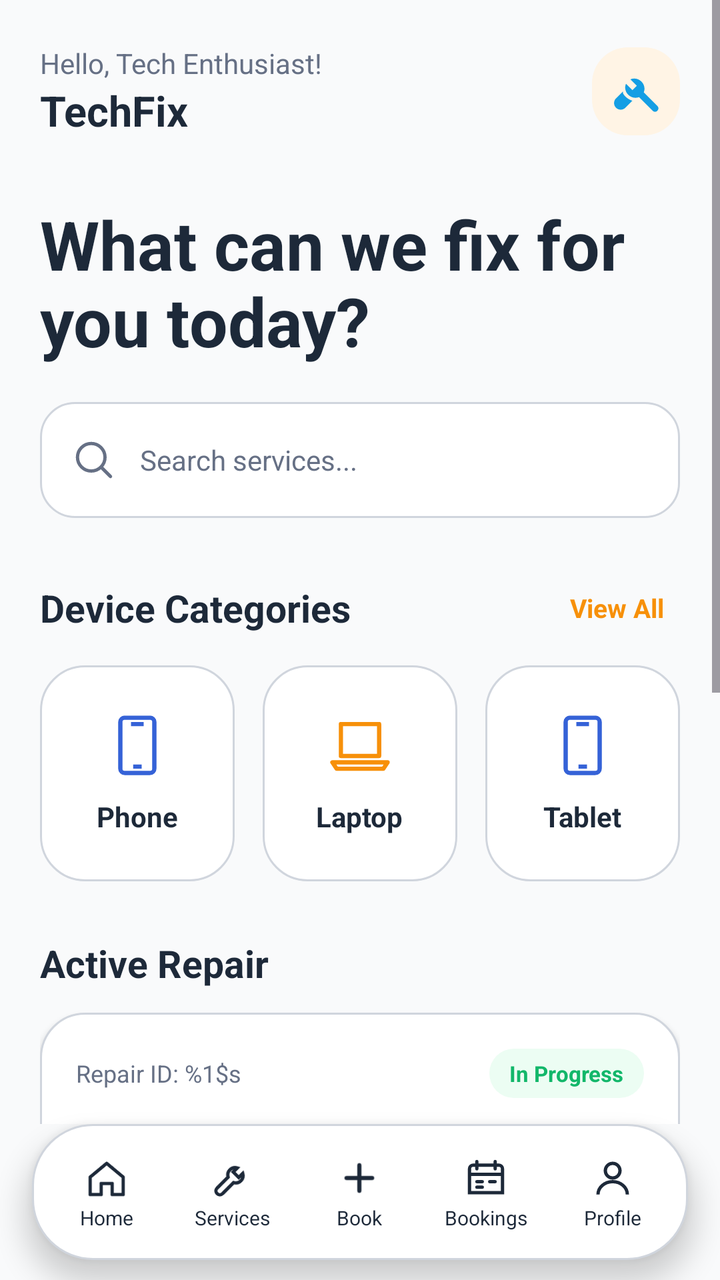
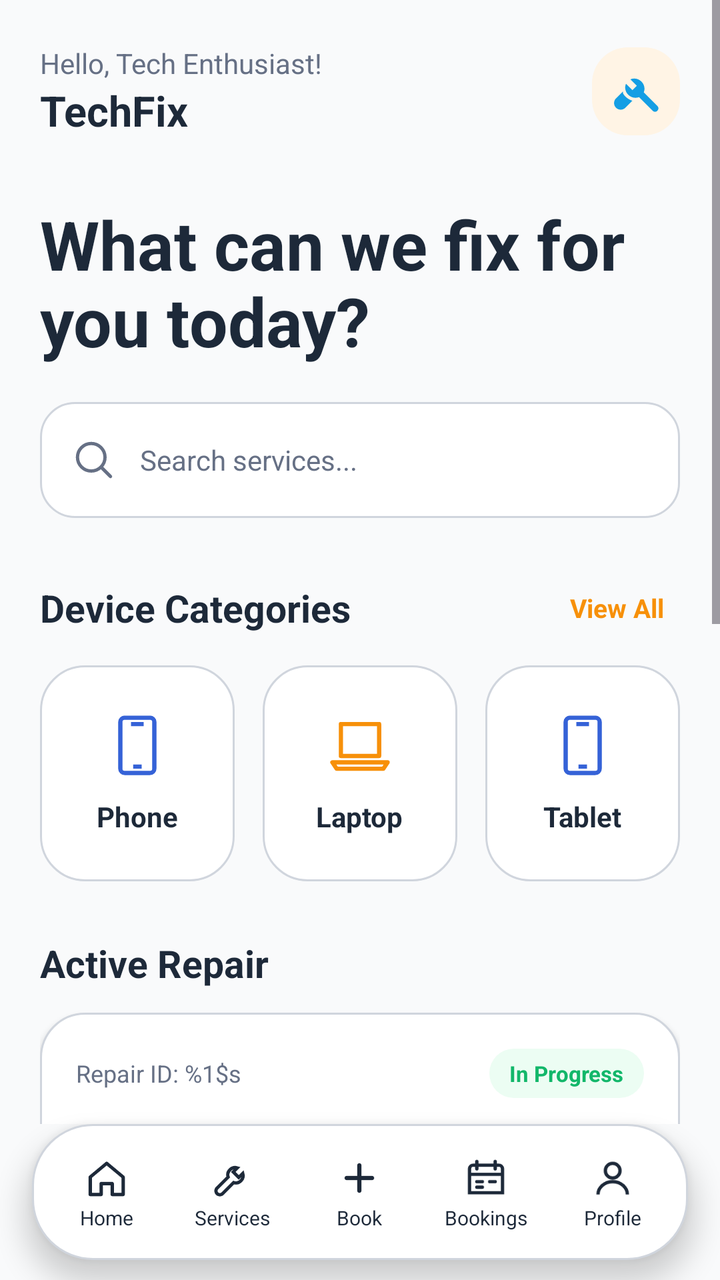

Compare the two renders of this Android layout. The source of the first and the diff that turns it into the second are given below.
<!-- AndroidManifest.xml: application theme Theme.TechFixV2 -->
<!-- res/layout/activity_customer_home.xml -->
<?xml version="1.0" encoding="utf-8" ?>
<LinearLayout
    xmlns:android="http://schemas.android.com/apk/res/android"
    xmlns:tools="http://schemas.android.com/tools"
    android:id="@+id/main"
    android:layout_width="match_parent"
    android:layout_height="match_parent"
    android:background="@color/customer_bg"
    android:orientation="vertical"
    tools:context=".CustomerHome"
    >
    <ScrollView
        android:layout_width="match_parent"
        android:layout_height="0dp"
        android:layout_weight="1"
        android:clipToPadding="false"
        android:fillViewport="true"
        android:overScrollMode="never"
        >
        <LinearLayout
            android:layout_width="match_parent"
            android:layout_height="wrap_content"
            android:orientation="vertical"
            android:paddingStart="20dp"
            android:paddingTop="22dp"
            android:paddingEnd="20dp"
            android:paddingBottom="24dp"
            >
            <LinearLayout
                android:layout_width="match_parent"
                android:layout_height="wrap_content"
                android:gravity="center_vertical"
                android:orientation="horizontal"
                >
                <LinearLayout
                    android:layout_width="0dp"
                    android:layout_height="wrap_content"
                    android:layout_weight="1"
                    android:orientation="vertical"
                    >
                    <TextView
                        android:layout_width="wrap_content"
                        android:layout_height="wrap_content"
                        android:text="@string/customer_greeting"
                        android:textColor="@color/customer_muted"
                        android:textSize="14sp"
                        />
                    <TextView
                        android:layout_width="wrap_content"
                        android:layout_height="wrap_content"
                        android:text="TechFix"
                        android:textColor="@color/customer_text"
                        android:textSize="21sp"
                        android:textStyle="bold"
                        />
                </LinearLayout>
                <ImageView
                    android:layout_width="44dp"
                    android:layout_height="44dp"
                    android:background="@drawable/bg_customer_soft_orange"
                    android:contentDescription="@string/brand_icon_description"
                    android:padding="10dp"
                    android:src="@drawable/ic_techfix_mark"
                    />
            </LinearLayout>
            <TextView
                android:layout_width="match_parent"
                android:layout_height="wrap_content"
                android:layout_marginTop="30dp"
                android:lineSpacingExtra="-2dp"
                android:text="@string/customer_question"
                android:textColor="@color/customer_text"
                android:textSize="34sp"
                android:textStyle="bold"
                />
            <LinearLayout
                android:id="@+id/searchServices"
                android:layout_width="match_parent"
                android:layout_height="58dp"
                android:layout_marginTop="18dp"
                android:background="@drawable/bg_customer_input"
                android:clickable="true"
                android:focusable="true"
                android:gravity="center_vertical"
                android:orientation="horizontal"
                >
                <ImageView
                    android:layout_width="22dp"
                    android:layout_height="22dp"
                    android:contentDescription="@string/search_services"
                    android:src="@drawable/ic_customer_search"
                    />
                <TextView
                    android:layout_width="wrap_content"
                    android:layout_height="wrap_content"
                    android:layout_marginStart="12dp"
                    android:text="@string/search_services"
                    android:textColor="@color/customer_muted"
                    android:textSize="14sp"
                    />
            </LinearLayout>
            <LinearLayout
                android:layout_width="match_parent"
                android:layout_height="wrap_content"
                android:layout_marginTop="28dp"
                android:gravity="center_vertical"
                android:orientation="horizontal"
                >
                <TextView
                    android:layout_width="0dp"
                    android:layout_height="wrap_content"
                    android:layout_weight="1"
                    android:text="@string/device_categories"
                    android:textColor="@color/customer_text"
                    android:textSize="19sp"
                    android:textStyle="bold"
                    />
                <TextView
                    android:id="@+id/openServices"
                    android:layout_width="wrap_content"
                    android:layout_height="wrap_content"
                    android:padding="8dp"
                    android:text="@string/view_all"
                    android:textColor="@color/customer_orange"
                    android:textSize="13sp"
                    android:textStyle="bold"
                    />
            </LinearLayout>
            <LinearLayout
                android:layout_width="match_parent"
                android:layout_height="wrap_content"
                android:layout_marginTop="12dp"
                android:baselineAligned="false"
                android:orientation="horizontal"
                >
                <LinearLayout
                    android:layout_width="0dp"
                    android:layout_height="108dp"
                    android:layout_marginEnd="7dp"
                    android:layout_weight="1"
                    android:background="@drawable/bg_customer_card"
                    android:gravity="center"
                    android:orientation="vertical"
                    >
                    <ImageView
                        android:layout_width="34dp"
                        android:layout_height="34dp"
                        android:src="@drawable/ic_customer_phone"
                        />
                    <TextView
                        android:layout_width="wrap_content"
                        android:layout_height="wrap_content"
                        android:layout_marginTop="9dp"
                        android:text="@string/phone"
                        android:textColor="@color/customer_text"
                        android:textStyle="bold"
                        />
                </LinearLayout>
                <LinearLayout
                    android:layout_width="0dp"
                    android:layout_height="108dp"
                    android:layout_marginStart="7dp"
                    android:layout_marginEnd="7dp"
                    android:layout_weight="1"
                    android:background="@drawable/bg_customer_card"
                    android:gravity="center"
                    android:orientation="vertical"
                    >
                    <ImageView
                        android:layout_width="34dp"
                        android:layout_height="34dp"
                        android:src="@drawable/ic_customer_laptop"
                        />
                    <TextView
                        android:layout_width="wrap_content"
                        android:layout_height="wrap_content"
                        android:layout_marginTop="9dp"
                        android:text="@string/laptop"
                        android:textColor="@color/customer_text"
                        android:textStyle="bold"
                        />
                </LinearLayout>
                <LinearLayout
                    android:layout_width="0dp"
                    android:layout_height="108dp"
                    android:layout_marginStart="7dp"
                    android:layout_weight="1"
                    android:background="@drawable/bg_customer_card"
                    android:gravity="center"
                    android:orientation="vertical"
                    >
                    <ImageView
                        android:layout_width="34dp"
                        android:layout_height="34dp"
                        android:src="@drawable/ic_customer_phone"
                        />
                    <TextView
                        android:layout_width="wrap_content"
                        android:layout_height="wrap_content"
                        android:layout_marginTop="9dp"
                        android:text="@string/tablet"
                        android:textColor="@color/customer_text"
                        android:textStyle="bold"
                        />
                </LinearLayout>
            </LinearLayout>
            <TextView
                android:layout_width="wrap_content"
                android:layout_height="wrap_content"
                android:layout_marginTop="28dp"
                android:text="@string/active_repair"
                android:textColor="@color/customer_text"
                android:textSize="19sp"
                android:textStyle="bold"
                />
            <LinearLayout
                android:id="@+id/activeRepairCard"
                android:layout_width="match_parent"
                android:layout_height="wrap_content"
                android:layout_marginTop="12dp"
                android:background="@drawable/bg_customer_card"
                android:clickable="true"
                android:elevation="2dp"
                android:focusable="true"
                android:orientation="vertical"
                android:padding="18dp"
                >
                <LinearLayout
                    android:layout_width="match_parent"
                    android:layout_height="wrap_content"
                    android:gravity="center_vertical"
                    android:orientation="horizontal"
                    >
                    <TextView
                        android:id="@+id/tvActiveRepairId"
                        android:layout_width="0dp"
                        android:layout_height="wrap_content"
                        android:layout_weight="1"
                        android:text="@string/repair_id"
                        android:textColor="@color/customer_muted"
                        android:textSize="12sp"
                        />
                    <TextView
                        android:id="@+id/tvActiveRepairStatus"
                        android:layout_width="wrap_content"
                        android:layout_height="wrap_content"
                        android:background="@drawable/bg_status_success"
                        android:text="@string/repair_in_progress"
                        android:textColor="@color/customer_success"
                        android:textSize="11sp"
                        android:textStyle="bold"
                        />
                </LinearLayout>
                <TextView
                    android:id="@+id/tvActiveRepairSummary"
                    android:layout_width="match_parent"
                    android:layout_height="wrap_content"
                    android:layout_marginTop="14dp"
                    android:text="@string/repair_active_summary"
                    android:textColor="@color/customer_text"
                    android:textSize="16sp"
                    android:textStyle="bold"
                    />
                <View
                    android:layout_width="match_parent"
                    android:layout_height="6dp"
                    android:layout_marginTop="18dp"
                    android:background="@color/customer_orange_soft"
                    />
                <View
                    android:layout_width="230dp"
                    android:layout_height="6dp"
                    android:layout_marginTop="-6dp"
                    android:background="@color/customer_orange"
                    />
                <TextView
                    android:layout_width="wrap_content"
                    android:layout_height="wrap_content"
                    android:layout_marginTop="16dp"
                    android:text="@string/view_details"
                    android:textColor="@color/customer_orange"
                    android:textStyle="bold"
                    />
            </LinearLayout>
            <TextView
                android:layout_width="wrap_content"
                android:layout_height="wrap_content"
                android:layout_marginTop="28dp"
                android:text="@string/popular_services"
                android:textColor="@color/customer_text"
                android:textSize="19sp"
                android:textStyle="bold"
                />
            <LinearLayout
                android:id="@+id/popularServicesContainer"
                android:layout_width="match_parent"
                android:layout_height="wrap_content"
                android:orientation="vertical"
                />
            <TextView
                android:layout_width="wrap_content"
                android:layout_height="wrap_content"
                android:layout_marginTop="28dp"
                android:text="Branches"
                android:textColor="@color/customer_text"
                android:textSize="19sp"
                android:textStyle="bold"
                />

            <LinearLayout
                android:id="@+id/openAvailability"
                android:layout_width="match_parent"
                android:layout_height="86dp"
                android:layout_marginTop="14dp"
                android:background="@drawable/bg_customer_card"
                android:clickable="true"
                android:focusable="true"
                android:gravity="center_vertical"
                android:orientation="horizontal"
                android:padding="14dp"
                >
                <ImageView
                    android:layout_width="54dp"
                    android:layout_height="54dp"
                    android:background="@drawable/bg_customer_soft_blue"
                    android:padding="11dp"
                    android:src="@drawable/ic_customer_bookings"
                    />
                <LinearLayout
                    android:layout_width="0dp"
                    android:layout_height="wrap_content"
                    android:layout_marginStart="14dp"
                    android:layout_weight="1"
                    android:orientation="vertical"
                    >
                    <TextView
                        android:layout_width="wrap_content"
                        android:layout_height="wrap_content"
                        android:text="Branch availability"
                        android:textColor="@color/customer_text"
                        android:textSize="15sp"
                        android:textStyle="bold"
                        />
                    <TextView
                        android:layout_width="wrap_content"
                        android:layout_height="wrap_content"
                        android:layout_marginTop="5dp"
                        android:text="Browse technicians and spare-part stock"
                        android:textColor="@color/customer_muted"
                        android:textSize="12sp"
                        />
                </LinearLayout>
                <TextView
                    android:layout_width="wrap_content"
                    android:layout_height="wrap_content"
                    android:text="›"
                    android:textColor="@color/customer_blue"
                    android:textSize="30sp"
                    />
            </LinearLayout>
        </LinearLayout>
    </ScrollView>
    <include layout="@layout/view_customer_bottom_nav" />
</LinearLayout>
<!-- res/layout/view_customer_bottom_nav.xml (included above) -->
<?xml version="1.0" encoding="utf-8" ?>
<LinearLayout
    xmlns:android="http://schemas.android.com/apk/res/android"
    android:id="@+id/customerBottomNav"
    android:layout_width="match_parent"
    android:layout_height="68dp"
    android:layout_marginStart="16dp"
    android:layout_marginEnd="16dp"
    android:layout_marginBottom="10dp"
    android:background="@drawable/bg_customer_nav"
    android:elevation="8dp"
    android:gravity="center"
    android:orientation="horizontal"
    android:padding="6dp"
>
    <LinearLayout android:id="@+id/navHome" style="@style/CustomerNavItem">
        <ImageView
            android:id="@+id/navHomeIcon"
            style="@style/CustomerNavIcon"
            android:contentDescription="@string/nav_home"
            android:src="@drawable/ic_customer_home"
        />
        <TextView
            android:id="@+id/navHomeLabel"
            style="@style/CustomerNavLabel"
            android:text="@string/nav_home"
        />
    </LinearLayout>
    <LinearLayout android:id="@+id/navServices" style="@style/CustomerNavItem">
        <ImageView
            android:id="@+id/navServicesIcon"
            style="@style/CustomerNavIcon"
            android:contentDescription="@string/nav_services"
            android:src="@drawable/ic_customer_services"
        />
        <TextView
            android:id="@+id/navServicesLabel"
            style="@style/CustomerNavLabel"
            android:text="@string/nav_services"
        />
    </LinearLayout>
    <LinearLayout android:id="@+id/navBookRepair" style="@style/CustomerNavItem">
        <ImageView
            android:id="@+id/navBookRepairIcon"
            style="@style/CustomerNavIcon"
            android:contentDescription="Book Repair"
            android:src="@drawable/ic_customer_plus"
        />
        <TextView
            android:id="@+id/navBookRepairLabel"
            style="@style/CustomerNavLabel"
            android:text="Book"
        />
    </LinearLayout>
    <LinearLayout android:id="@+id/navBookings" style="@style/CustomerNavItem">
        <ImageView
            android:id="@+id/navBookingsIcon"
            style="@style/CustomerNavIcon"
            android:contentDescription="@string/nav_bookings"
            android:src="@drawable/ic_customer_bookings"
        />
        <TextView
            android:id="@+id/navBookingsLabel"
            style="@style/CustomerNavLabel"
            android:text="@string/nav_bookings"
        />
    </LinearLayout>
    <LinearLayout android:id="@+id/navProfile" style="@style/CustomerNavItem">
        <ImageView
            android:id="@+id/navProfileIcon"
            style="@style/CustomerNavIcon"
            android:contentDescription="@string/nav_profile"
            android:src="@drawable/ic_customer_profile"
        />
        <TextView
            android:id="@+id/navProfileLabel"
            style="@style/CustomerNavLabel"
            android:text="@string/nav_profile"
        />
    </LinearLayout>
</LinearLayout>
<!-- resources referenced by this layout -->
<resources>
  <color name="customer_bg">#F9FAFB</color>
  <color name="customer_blue">#3562D7</color>
  <color name="customer_muted">#667085</color>
  <color name="customer_orange">#F79009</color>
  <color name="customer_orange_soft">#FFF4E5</color>
  <color name="customer_success">#12B76A</color>
  <color name="customer_text">#1D2939</color>
  <!-- drawable bg_customer_nav (drawable) -->
  <?xml version="1.0" encoding="utf-8" ?>
  <shape xmlns:android="http://schemas.android.com/apk/res/android" android:shape="rectangle">
      <solid android:color="@color/customer_surface" />
      <corners android:radius="30dp" />
      <stroke android:width="1dp" android:color="@color/customer_border" />
  </shape>
  <!-- drawable bg_customer_soft_blue (drawable) -->
  <?xml version="1.0" encoding="utf-8" ?>
  <shape xmlns:android="http://schemas.android.com/apk/res/android" android:shape="rectangle">
      <solid android:color="@color/customer_blue_soft" />
      <corners android:radius="18dp" />
  </shape>
  <!-- drawable bg_customer_soft_orange (drawable) -->
  <?xml version="1.0" encoding="utf-8" ?>
  <shape xmlns:android="http://schemas.android.com/apk/res/android" android:shape="rectangle">
      <solid android:color="@color/customer_orange_soft" />
      <corners android:radius="18dp" />
  </shape>
  <string name="active_repair">Active Repair</string>
  <string name="brand_icon_description">TechFix repair mark</string>
  <string name="customer_greeting">Hello, Tech Enthusiast!</string>
  <string name="customer_question">What can we fix for you today?</string>
  <string name="device_categories">Device Categories</string>
  <string name="laptop">Laptop</string>
  <string name="nav_bookings">Bookings</string>
  <string name="nav_home">Home</string>
  <string name="nav_profile">Profile</string>
  <string name="nav_services">Services</string>
  <string name="phone">Phone</string>
  <string name="popular_services">Popular Services</string>
  <string name="repair_active_summary">
          Our technicians are currently working on your device.
      </string>
  <string name="repair_id">Repair ID: %1$s</string>
  <string name="repair_in_progress">In Progress</string>
  <string name="search_services">Search services...</string>
  <string name="tablet">Tablet</string>
  <string name="view_all">View All</string>
  <string name="view_details">View Details</string>
  <style name="CustomerNavIcon">
          <item name="android:layout_width">22dp</item>
          <item name="android:layout_height">22dp</item>
      </style>
  <style name="CustomerNavLabel">
          <item name="android:layout_width">wrap_content</item>
          <item name="android:layout_height">wrap_content</item>
          <item name="android:layout_marginTop">2dp</item>
          <item name="android:textColor">@color/customer_text</item>
          <item name="android:textSize">10sp</item>
      </style>
  <style name="Theme.TechFixV2" parent="Base.Theme.TechFixV2" />
  <color name="customer_surface">#FFFFFF</color>
  <color name="customer_border">#D0D5DD</color>
  <color name="customer_blue_soft">#EBF0FF</color>
  <color name="customer_success_soft">#ECFDF3</color>
  <color name="auth_link">#149EE4</color>
  <style name="Base.Theme.TechFixV2" parent="Theme.Material3.DayNight.NoActionBar">
          
          <item name="colorPrimary">@color/primary_blue</item>
      </style>
  <color name="primary_blue">#3562D7</color>
  <!-- unchanged entries left out for length: 13 -->
</resources>

<!-- the commit's change to res/layout/activity_customer_home.xml (unified diff, before → after) -->
@@ -308,6 +308,58 @@
                 />
 
             <LinearLayout
+                android:id="@+id/openBranches"
+                android:layout_width="match_parent"
+                android:layout_height="86dp"
+                android:layout_marginTop="14dp"
+                android:background="@drawable/bg_customer_card"
+                android:clickable="true"
+                android:focusable="true"
+                android:gravity="center_vertical"
+                android:orientation="horizontal"
+                android:padding="14dp"
+                >
+                <ImageView
+                    android:layout_width="54dp"
+                    android:layout_height="54dp"
+                    android:background="@drawable/bg_customer_soft_orange"
+                    android:padding="11dp"
+                    android:src="@drawable/ic_customer_location"
+                    />
+                <LinearLayout
+                    android:layout_width="0dp"
+                    android:layout_height="wrap_content"
+                    android:layout_marginStart="14dp"
+                    android:layout_weight="1"
+                    android:orientation="vertical"
+                    >
+                    <TextView
+                        android:layout_width="wrap_content"
+                        android:layout_height="wrap_content"
+                        android:text="Find a branch"
+                        android:textColor="@color/customer_text"
+                        android:textSize="15sp"
+                        android:textStyle="bold"
+                        />
+                    <TextView
+                        android:layout_width="wrap_content"
+                        android:layout_height="wrap_content"
+                        android:layout_marginTop="5dp"
+                        android:text="Locate TechFix centers near you"
+                        android:textColor="@color/customer_muted"
+                        android:textSize="12sp"
+                        />
+                </LinearLayout>
+                <TextView
+                    android:layout_width="wrap_content"
+                    android:layout_height="wrap_content"
+                    android:text="›"
+                    android:textColor="@color/customer_orange"
+                    android:textSize="30sp"
+                    />
+            </LinearLayout>
+
+            <LinearLayout
                 android:id="@+id/openAvailability"
                 android:layout_width="match_parent"
                 android:layout_height="86dp"
<!-- resource entries referenced after the edit -->
@@ -26,6 +26,22 @@
       <solid android:color="@color/customer_orange_soft" />
       <corners android:radius="18dp" />
   </shape>
+  <!-- drawable ic_customer_location (drawable) -->
+  <vector
+      xmlns:android="http://schemas.android.com/apk/res/android"
+      android:width="24dp"
+      android:height="24dp"
+      android:viewportWidth="24"
+      android:viewportHeight="24"
+  >
+      <path
+          android:fillColor="@android:color/transparent"
+          android:strokeColor="@color/customer_text"
+          android:strokeWidth="1.8"
+          android:strokeLineJoin="round"
+          android:pathData="M12,2a8,8 0,0 0,-8 8c0,5.25 8,12 8,12s8,-6.75 8,-12a8,8 0,0 0,-8 -8z M12,13a3,3 0,1 1,0 -6,3 3 0,0 1,0 6z"
+      />
+  </vector>
   <string name="active_repair">Active Repair</string>
   <string name="brand_icon_description">TechFix repair mark</string>
   <string name="customer_greeting">Hello, Tech Enthusiast!</string>
